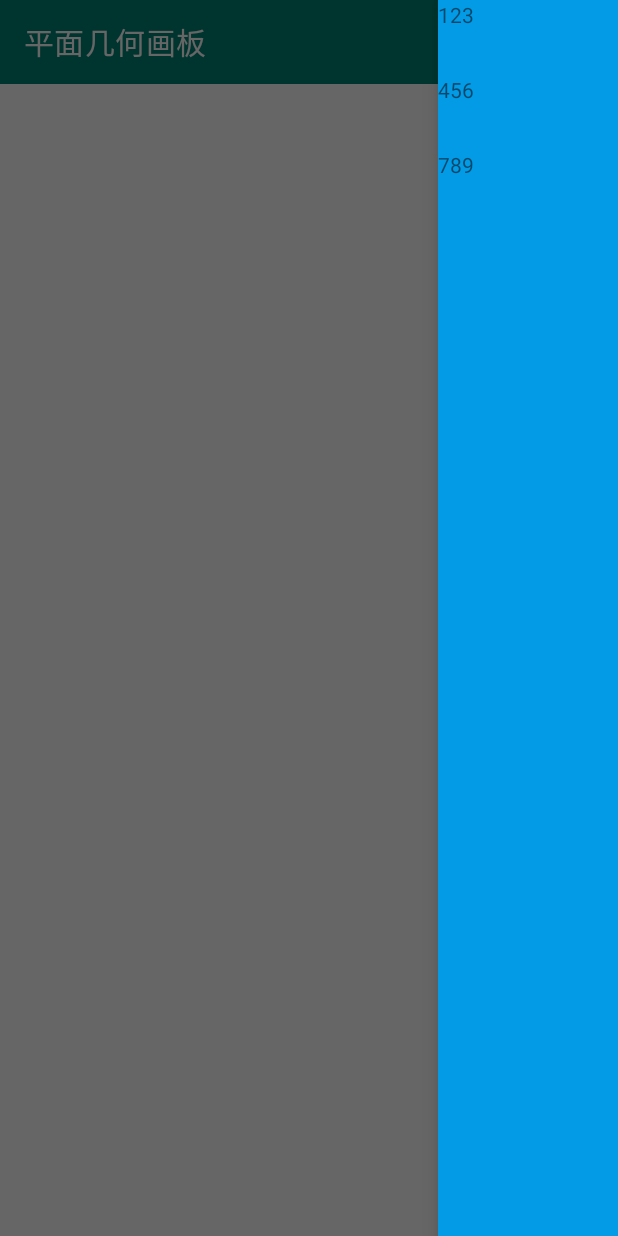
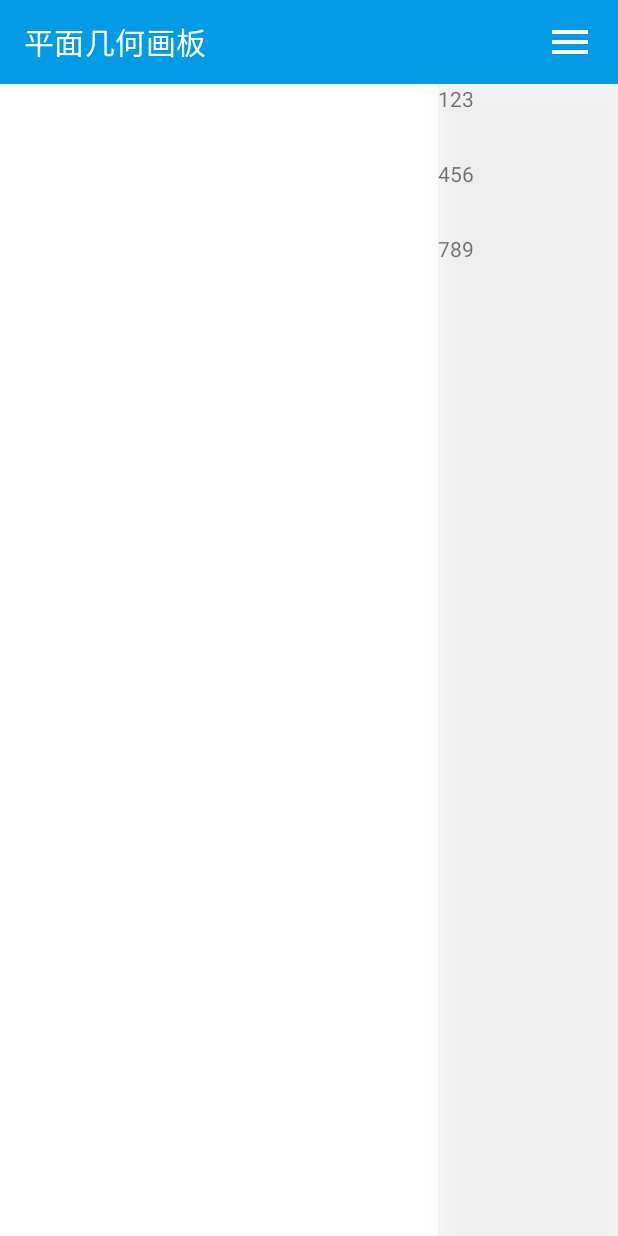
Before and after one commit to quincytann/PlaneGeometrySketchpad, an Android app: the screen it shows after launch (MainActivity), with the side drawer open, on a phone screen of 412 x 824 dp. Run offline under Robolectric (Android 15) with nearby library versions, the phone set to English and light mode, and no system bars.

Commit message:
调整部分ui，修改主页面为全屏模式

```diff
--- a/app/src/main/java/com/example/planegeometry/MainActivity.kt
+++ b/app/src/main/java/com/example/planegeometry/MainActivity.kt
@@ -1,11 +1,11 @@
 package com.example.planegeometry
 
+import android.graphics.Color
 import android.os.Bundle
+import android.view.View
 import androidx.appcompat.app.AppCompatActivity
 import androidx.core.view.GravityCompat
-import com.example.planegeometry.utils.CLog
 import com.example.planegeometry.utils.ProxyClickListener
-import com.example.planegeometry.utils.ScreenUtil
 import kotlinx.android.synthetic.main.draw_layout.*
 
 
@@ -26,11 +26,28 @@ class MainActivity : AppCompatActivity() {
 
     private fun initView() {
         //CLog.d(TAG, "width: ${ScreenUtil.getScreenWidth()}  height: ${ScreenUtil.getScreenHeight()}")
+        drawer_layout.apply {
+            setScrimColor(Color.TRANSPARENT) // 去除侧边栏滑出时底部页面默认阴影
+        }
 
+        // 隐藏statusBar&&navigationBar得到全屏效果
+        val decorView = window.decorView
+        val uiOptions = View.SYSTEM_UI_FLAG_LOW_PROFILE or
+                View.SYSTEM_UI_FLAG_FULLSCREEN or
+                View.SYSTEM_UI_FLAG_LAYOUT_STABLE or
+                View.SYSTEM_UI_FLAG_IMMERSIVE_STICKY or
+                View.SYSTEM_UI_FLAG_LAYOUT_HIDE_NAVIGATION or
+                View.SYSTEM_UI_FLAG_HIDE_NAVIGATION
+        decorView.systemUiVisibility = uiOptions
+        decorView.setOnSystemUiVisibilityChangeListener { visibility ->
+            if (visibility != uiOptions) {
+                decorView.systemUiVisibility = uiOptions
+            }
+        }
     }
 
     private fun initAction() {
-        menu.setOnClickListener(ProxyClickListener{
+        menu.setOnClickListener(ProxyClickListener {
             drawer_layout.openDrawer(GravityCompat.END)
         })
     }
--- a/app/src/main/java/com/example/planegeometry/utils/ProxyClickListener.kt
+++ b/app/src/main/java/com/example/planegeometry/utils/ProxyClickListener.kt
@@ -6,7 +6,7 @@ import android.view.View
  * 防抖动监听事件
  */
 
-class ProxyClickListener(val action: (() -> Unit)?) : View.OnClickListener {
+class ProxyClickListener(private val action: (() -> Unit)?) : View.OnClickListener {
 
     private var lastClickTime: Long = 0
     private var intervalsTime: Long = 500
--- a/app/src/main/res/layout/draw_layout.xml
+++ b/app/src/main/res/layout/draw_layout.xml
@@ -18,7 +18,7 @@
             app:layout_constraintLeft_toLeftOf="parent"
             app:layout_constraintRight_toRightOf="parent"
             app:layout_constraintTop_toTopOf="parent"
-            android:background="@color/colorPrimary"
+            android:background="@color/light_blue_600"
             android:theme="@style/ThemeOverlay.AppCompat.Dark.ActionBar"
             />
 
@@ -47,8 +47,9 @@
         android:layout_gravity="end"
         android:layout_width="120dp"
         android:layout_height="match_parent"
+        android:layout_marginTop="?attr/actionBarSize"
         android:orientation="vertical"
-        android:background="@color/light_blue_600">
+        android:background="@color/light_gray">
 
         <TextView
             android:layout_width="50dp"
--- a/app/src/main/res/values/colors.xml
+++ b/app/src/main/res/values/colors.xml
@@ -16,4 +16,8 @@
     <color name="colorPrimary">#008577</color>
     <color name="colorPrimaryDark">#00574B</color>
     <color name="colorAccent">#D81B60</color>
+
+    <color name="transparentColor">#00000000</color>
+    <color name="light_gray">#33D3D3D3</color>
+
 </resources>
--- a/app/src/main/res/values/themes.xml
+++ b/app/src/main/res/values/themes.xml
@@ -2,8 +2,8 @@
     <!-- Base application theme. -->
     <style name="Theme.PlaneGeometry" parent="Theme.MaterialComponents.Light.NoActionBar">
         <!-- Primary brand color. -->
-        <item name="colorPrimary">@color/purple_500</item>
-        <item name="colorPrimaryVariant">@color/purple_700</item>
+        <item name="colorPrimary">@color/light_blue_600</item>
+        <item name="colorPrimaryVariant">@color/light_blue_600</item>
         <item name="colorOnPrimary">@color/white</item>
         <!-- Secondary brand color. -->
         <item name="colorSecondary">@color/teal_200</item>
@@ -17,6 +17,7 @@
     <style name="Theme.PlaneGeometry.Fullscreen" parent="Theme.PlaneGeometry">
         <item name="android:windowActionBarOverlay">true</item>
         <item name="android:windowBackground">@color/white</item>
+
     </style>
 
     <style name="ThemeOverlay.PlaneGeometry.FullscreenContainer" parent="">
```
